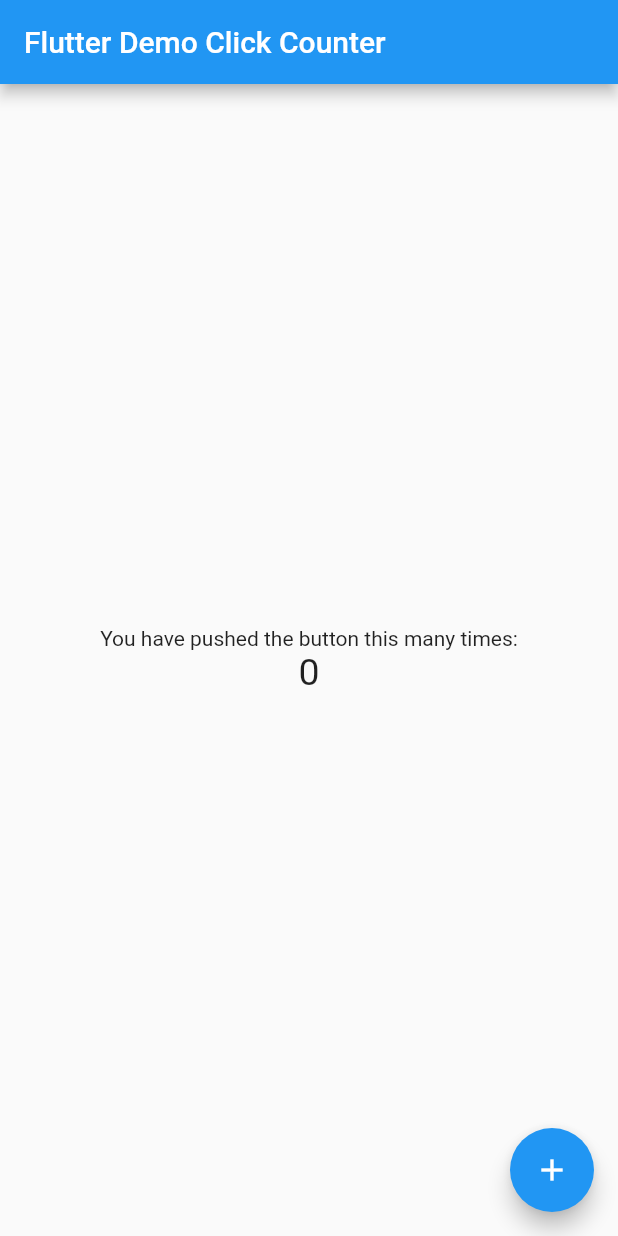
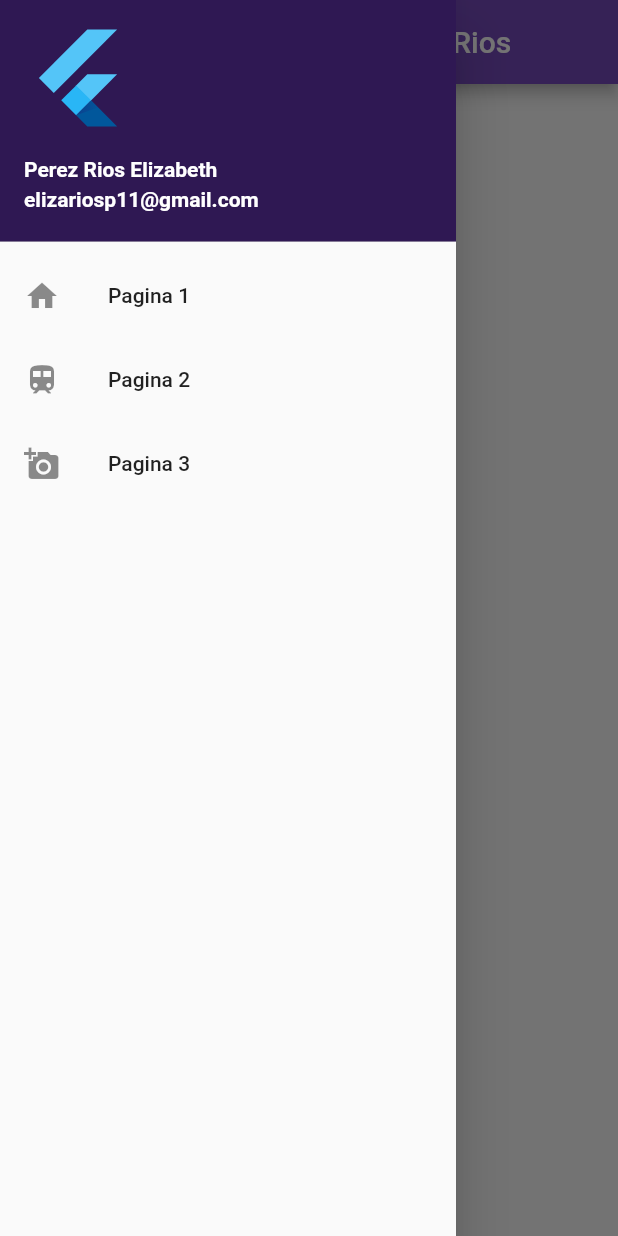
Before and after one commit to ElizabethPerezRios/DrawerFlutLab, a Flutter app: the screen it shows after launch, with the side drawer open (before the commit the screen has no drawer), on a phone screen of 412 x 824 dp. Run offline on Flutter 3.47's test engine with Material 2 defaults, Android fonts, the phone set to English and light mode, and no system bars.

Commit message:
drawer v2

```diff
--- a/lib/main.dart
+++ b/lib/main.dart
@@ -4,7 +4,7 @@ void main() => runApp(MyApp());
 
 class MyApp extends StatelessWidget {
   const MyApp({super.key});
-  static const String _title = 'Flutter Stateful Clicker Counter';
+  static const String _title = 'Drawer en Flutter';
   // This widget is the root of your application.
   @override
   Widget build(BuildContext context) {
@@ -13,6 +13,7 @@ class MyApp extends StatelessWidget {
       theme: ThemeData(
         primarySwatch: Colors.blue,
       ),
+      debugShowCheckedModeBanner: false,
       home: MyHomePage(),
     );
   }
@@ -20,71 +21,78 @@ class MyApp extends StatelessWidget {
 
 class MyHomePage extends StatefulWidget {
   const MyHomePage({super.key});
-  // This widget is the home page of your application. It is stateful, meaning
-  // that it has a State object (defined below) that contains fields that affect
-  // how it looks.
-  // This class is the configuration for the state.
   @override
   _MyHomePageState createState() => _MyHomePageState();
 }
 
 class _MyHomePageState extends State<MyHomePage> {
-  int _counter = 0;
-
-  void _incrementCounter() {
-    setState(() {
-      // This call to setState tells the Flutter framework that something has
-      // changed in this State, which causes it to rerun the build method below
-      // so that the display can reflect the updated values. If we changed
-      // _counter without calling setState(), then the build method would not be
-      // called again, and so nothing would appear to happen.
-      _counter++;
-    });
-  }
-
   @override
   Widget build(BuildContext context) {
-    // This method is rerun every time setState is called, for instance as done
-    // by the _incrementCounter method above.
-    //
-    // The Flutter framework has been optimized to make rerunning build methods
-    // fast, so that you can just rebuild anything that needs updating rather
-    // than having to individually change instances of widgets.
     return Scaffold(
       appBar: AppBar(
-        // Here we take the value from the MyHomePage object that was created by
-        // the App.build method, and use it to set our appbar title.
-        title: Text('Flutter Demo Click Counter'),
+        title: Text('Actividad 3 Drawer Perez Rios'),
+        backgroundColor: const Color(0xff764abc),
       ),
-      body: Center(
-        // Center is a layout widget. It takes a single child and positions it
-        // in the middle of the parent.
-        child: Column(
-          // Column is also a layout widget. It takes a list of children and
-          // arranges them vertically. By default, it sizes itself to fit its
-          // children horizontally, and tries to be as tall as its parent.
-          //
-          // Column has various properties to control how it sizes itself and
-          // how it positions its children. Here we use mainAxisAlignment to
-          // center the children vertically; the main axis here is the vertical
-          // axis because Columns are vertical (the cross axis would be
-          // horizontal).
-          mainAxisAlignment: MainAxisAlignment.center,
-          children: <Widget>[
-            Text(
-              'You have pushed the button this many times:',
+      drawer: Drawer(
+        child: ListView(
+          // Important: Remove any padding from the ListView.
+          padding: EdgeInsets.zero,
+          children: [
+            const UserAccountsDrawerHeader(
+              // <-- SEE HERE
+              decoration: BoxDecoration(color: const Color(0xff2f1853)),
+              accountName: Text(
+                "Perez Rios Elizabeth",
+                style: TextStyle(
+                  fontWeight: FontWeight.bold,
+                ),
+              ),
+              accountEmail: Text(
+                "elizariosp11@gmail.com",
+                style: TextStyle(
+                  fontWeight: FontWeight.bold,
+                ),
+              ),
+              currentAccountPicture: FlutterLogo(),
             ),
-            Text(
-              '$_counter',
-              style: TextStyle(fontSize: 25),
+            ListTile(
+              leading: Icon(
+                Icons.home,
+              ),
+              title: const Text('Pagina 1'),
+              onTap: () {
+                Navigator.pop(context);
+              },
+            ),
+            ListTile(
+              leading: Icon(
+                Icons.train,
+              ),
+              title: const Text('Pagina 2'),
+              onTap: () {
+                Navigator.pop(context);
+              },
+            ),
+            ListTile(
+              leading: Icon(
+                Icons.add_a_photo,
+              ),
+              title: const Text('Pagina 3'),
+              onTap: () {
+                Navigator.pop(context);
+              },
             ),
           ],
         ),
       ),
-      floatingActionButton: FloatingActionButton(
-        onPressed: _incrementCounter,
-        tooltip: 'Increment',
-        child: Icon(Icons.add),
+      body: Center(
+        child: Column(
+          children: [
+            SizedBox(
+              height: 50,
+            ),
+          ],
+        ),
       ),
     );
   }
```
